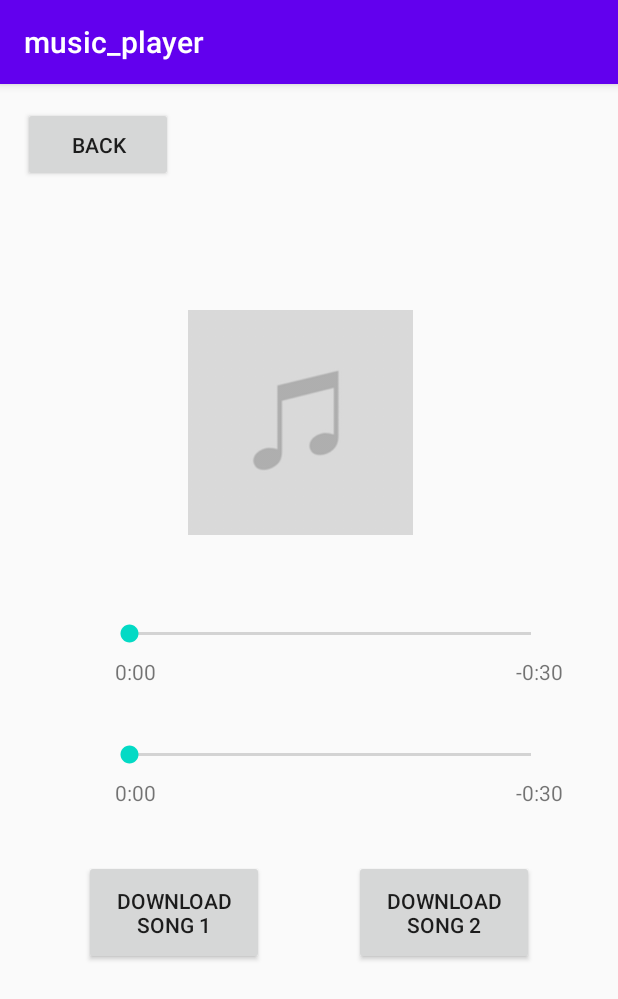
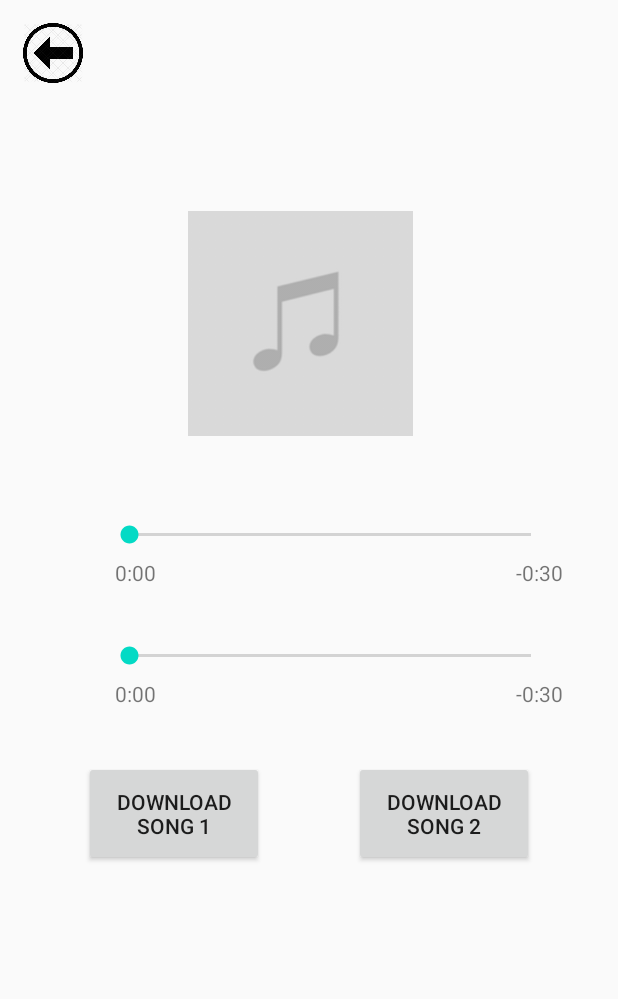
Before and after one commit to ashelyakin/music_player, an Android app: the screen it shows after launch (SecondActivity), after a tap on "NEXT", on a phone screen of 412 x 824 dp. Shown: the top 999 px of the screen. Run offline under Robolectric (Android 15) with nearby library versions, the phone set to English and light mode, and no system bars; 2 other taps on this screen came first.

Commit message:
change back icon, modifyied hardware button back

```diff
--- a/app/src/main/java/com/example/music_player/MainActivity.kt
+++ b/app/src/main/java/com/example/music_player/MainActivity.kt
@@ -1,6 +1,7 @@
 package com.example.music_player
 
 import android.annotation.SuppressLint
+import android.app.Activity
 import android.content.Intent
 import android.media.MediaPlayer
 import androidx.appcompat.app.AppCompatActivity
@@ -12,7 +13,7 @@ import android.widget.Button
 import android.widget.SeekBar
 import kotlinx.android.synthetic.main.activity_main.*
 
-class MainActivity : AppCompatActivity() {
+class MainActivity : Activity() {
 
     private lateinit var mp: MediaPlayer
     private lateinit var mp1: MediaPlayer
--- a/app/src/main/java/com/example/music_player/SecondActivity.kt
+++ b/app/src/main/java/com/example/music_player/SecondActivity.kt
@@ -7,6 +7,7 @@ import android.media.AudioManager
 import android.media.MediaPlayer
 import android.net.Uri
 import android.os.*
+import android.view.KeyEvent
 import android.view.View
 import android.widget.Button
 import android.widget.SeekBar
@@ -16,7 +17,7 @@ import java.io.File
 import java.nio.file.FileSystem
 
 @SuppressLint("Registered")
-class SecondActivity: AppCompatActivity() {
+class SecondActivity: Activity() {
 
     private lateinit var mp: MediaPlayer
     private lateinit var mp1: MediaPlayer
@@ -27,7 +28,7 @@ class SecondActivity: AppCompatActivity() {
         super.onCreate(savedInstanceState)
         setContentView(R.layout.activity_second)
 
-        findViewById<Button>(R.id.mainActivityBtn).setOnClickListener {
+        findViewById<Button>(R.id.backBtn).setOnClickListener {
             mp.stop()
             mp1.stop()
             finish()
@@ -221,4 +222,19 @@ class SecondActivity: AppCompatActivity() {
 
     }
 
+    override fun onKeyDown(keyCode: Int, event: KeyEvent?): Boolean {
+        if (keyCode == KeyEvent.KEYCODE_BACK)
+        {
+            /*var intent = Intent(Intent.ACTION_MAIN)
+            intent.addCategory(Intent.CATEGORY_HOME)
+            intent.setFlags(Intent.FLAG_ACTIVITY_NEW_TASK)
+            startActivity(intent)*/
+            mp.stop()
+            mp1.stop()
+            finish()
+            return true
+        }
+        return false
+    }
+
 }
--- a/app/src/main/res/layout/activity_second.xml
+++ b/app/src/main/res/layout/activity_second.xml
@@ -6,11 +6,11 @@
 
 
     <Button
-        android:id="@+id/mainActivityBtn"
+        android:id="@+id/backBtn"
         android:layout_margin="15dp"
-        android:layout_width="100dp"
-        android:layout_height="50dp"
-        android:text="Back" />
+        android:layout_width="40dp"
+        android:layout_height="40dp"
+        android:background="@drawable/back" />
 
     <ImageView
         android:layout_width="150dp"
```
Also changed, not shown: app/src/main/res/drawable/back.png (added), 89 other files.
